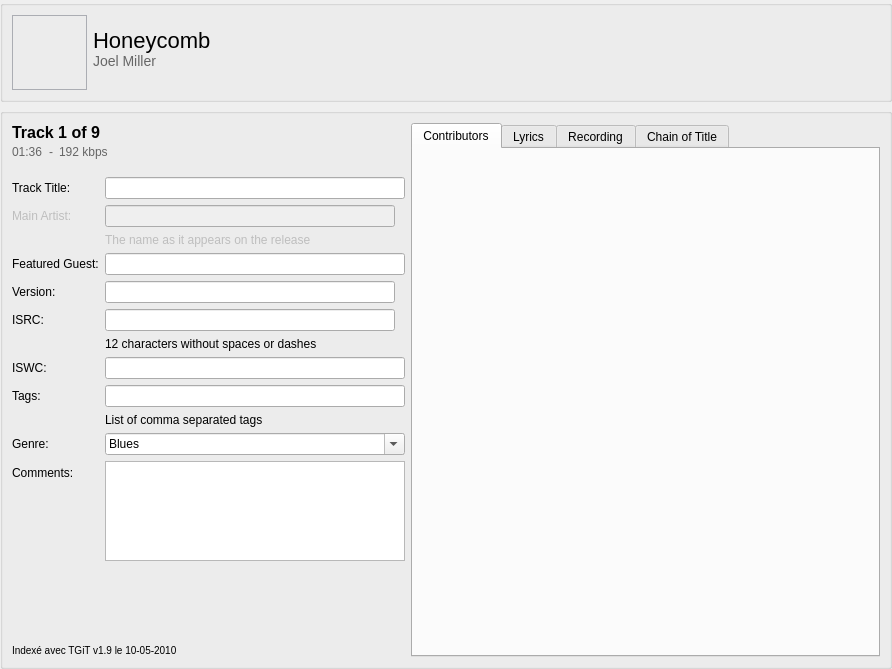
Old version of the form resources/ui/track_page.ui in the repository Iconoclasteinc/tgit.
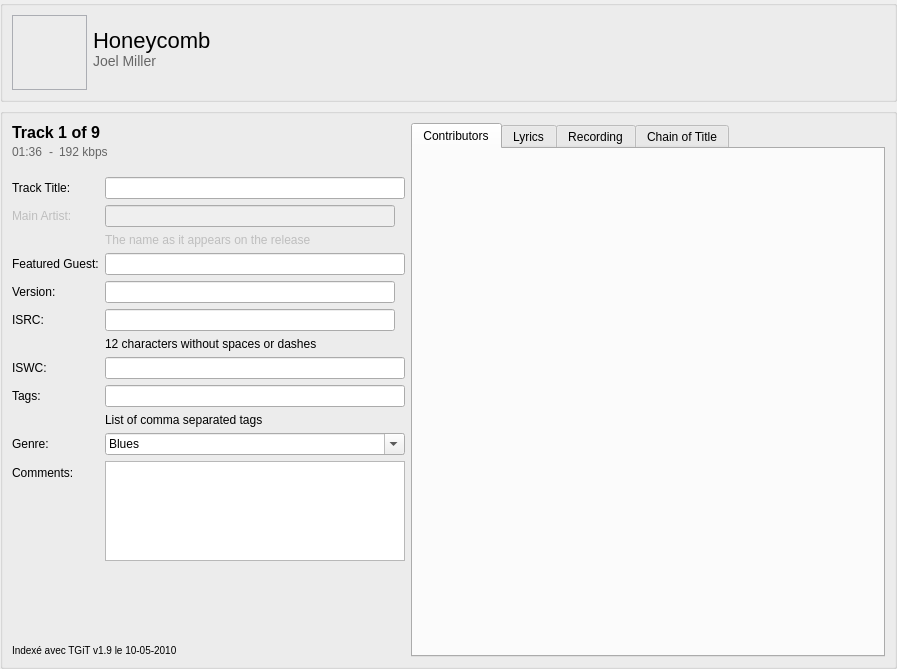
New version of the form. Icons and pictures are not drawn. Custom widgets are drawn as their Qt base class.

Commit message: Give extra screen space to right pane on track page

```diff
--- a/resources/ui/track_page.ui
+++ b/resources/ui/track_page.ui
@@ -6,7 +6,7 @@
    <rect>
     <x>0</x>
     <y>0</y>
-    <width>892</width>
+    <width>897</width>
     <height>669</height>
    </rect>
   </property>
@@ -109,7 +109,7 @@
    </item>
    <item>
     <widget class="QGroupBox" name="_content">
-     <layout class="QHBoxLayout" name="horizontalLayout" stretch="2,3">
+     <layout class="QHBoxLayout" name="horizontalLayout" stretch="0,1">
       <item>
        <layout class="QVBoxLayout" name="_track_informations">
         <item>
```
